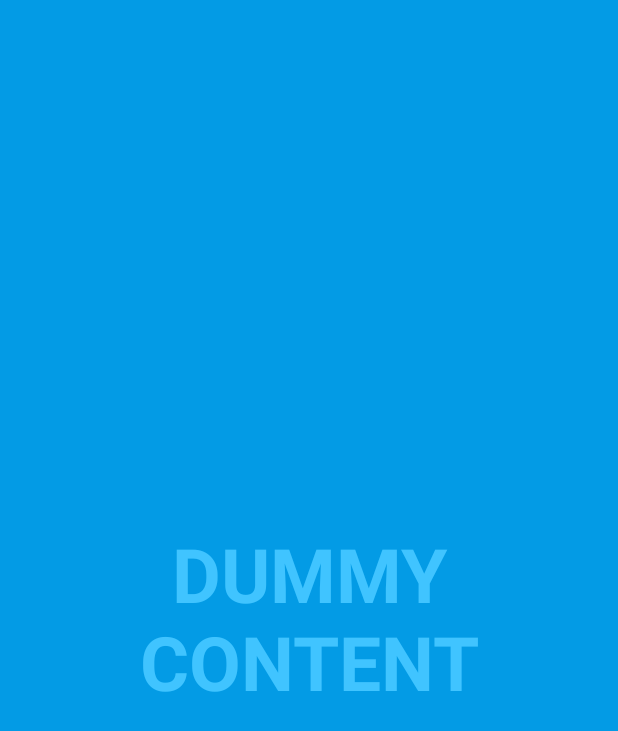
After one commit to xamrof/Pray-project, an Android app: the block screen opened directly, with no data from a screen before it, on a phone screen of 412 x 824 dp. The commit adds this screen. Shown: the top 731 px of the screen. Run offline under Robolectric (Android 15) with nearby library versions, the phone set to English and light mode, and no system bars.

```diff
--- a/Pray/app/src/main/java/com/example/pray/Services/TurnOffScreen.java
+++ b/Pray/app/src/main/java/com/example/pray/Services/TurnOffScreen.java
@@ -7,12 +7,16 @@ import android.content.Intent;
 import android.content.Context;
 
 import com.example.pray.MyAdmin;
+import com.example.pray.SocketManager;
+
+import java.net.Socket;
 
 
 public class TurnOffScreen extends IntentService {
 
     private DevicePolicyManager policeManager;
     private ComponentName adminComponent;
+    SocketManager socket;
 
     public TurnOffScreen() {
         super("TurnOffScreen");
--- a/Pray/app/src/main/java/com/example/pray/Services/WebSocketService.java
+++ b/Pray/app/src/main/java/com/example/pray/Services/WebSocketService.java
@@ -22,12 +22,13 @@ public class WebSocketService extends Service {
         super.onCreate();
         createNotificationChannel();
         startForeground(1, getNotification());
-
-        socketManager = new SocketManager(this);
     }
 
     @Override
     public int onStartCommand(Intent intent, int flags, int startId){
+
+        socketManager = new SocketManager(this);
+        new Thread(socketManager::run).start();
         //IF DETECT THAT THE DEVICE IS BLOCKED
         return START_STICKY;
     }
--- /dev/null
+++ b/Pray/app/src/main/java/com/example/pray/block.java
@@ -0,0 +1,188 @@
+package com.example.pray;
+
+import android.annotation.SuppressLint;
+
+import androidx.appcompat.app.ActionBar;
+import androidx.appcompat.app.AppCompatActivity;
+
+import android.os.Build;
+import android.os.Bundle;
+import android.os.Handler;
+import android.os.Looper;
+import android.view.MotionEvent;
+import android.view.View;
+import android.view.WindowInsets;
+
+import com.example.pray.databinding.ActivityBlockBinding;
+
+/**
+ * An example full-screen activity that shows and hides the system UI (i.e.
+ * status bar and navigation/system bar) with user interaction.
+ */
+public class block extends AppCompatActivity {
+    /**
+     * Whether or not the system UI should be auto-hidden after
+     * {@link #AUTO_HIDE_DELAY_MILLIS} milliseconds.
+     */
+    private static final boolean AUTO_HIDE = true;
+
+    /**
+     * If {@link #AUTO_HIDE} is set, the number of milliseconds to wait after
+     * user interaction before hiding the system UI.
+     */
+    private static final int AUTO_HIDE_DELAY_MILLIS = 3000;
+
+    /**
+     * Some older devices needs a small delay between UI widget updates
+     * and a change of the status and navigation bar.
+     */
+    private static final int UI_ANIMATION_DELAY = 300;
+    private final Handler mHideHandler = new Handler(Looper.myLooper());
+    private View mContentView;
+    private final Runnable mHidePart2Runnable = new Runnable() {
+        @SuppressLint("InlinedApi")
+        @Override
+        public void run() {
+            // Delayed removal of status and navigation bar
+            if (Build.VERSION.SDK_INT >= 30) {
+                mContentView.getWindowInsetsController().hide(
+                        WindowInsets.Type.statusBars() | WindowInsets.Type.navigationBars());
+            } else {
+                // Note that some of these constants are new as of API 16 (Jelly Bean)
+                // and API 19 (KitKat). It is safe to use them, as they are inlined
+                // at compile-time and do nothing on earlier devices.
+                mContentView.setSystemUiVisibility(View.SYSTEM_UI_FLAG_LOW_PROFILE
+                        | View.SYSTEM_UI_FLAG_FULLSCREEN
+                        | View.SYSTEM_UI_FLAG_LAYOUT_STABLE
+                        | View.SYSTEM_UI_FLAG_IMMERSIVE_STICKY
+                        | View.SYSTEM_UI_FLAG_LAYOUT_HIDE_NAVIGATION
+                        | View.SYSTEM_UI_FLAG_HIDE_NAVIGATION);
+            }
+        }
+    };
+    private View mControlsView;
+    private final Runnable mShowPart2Runnable = new Runnable() {
+        @Override
+        public void run() {
+            // Delayed display of UI elements
+            ActionBar actionBar = getSupportActionBar();
+            if (actionBar != null) {
+                actionBar.show();
+            }
+            mControlsView.setVisibility(View.VISIBLE);
+        }
+    };
+    private boolean mVisible;
+    private final Runnable mHideRunnable = new Runnable() {
+        @Override
+        public void run() {
+            hide();
+        }
+    };
+    /**
+     * Touch listener to use for in-layout UI controls to delay hiding the
+     * system UI. This is to prevent the jarring behavior of controls going away
+     * while interacting with activity UI.
+     */
+    private final View.OnTouchListener mDelayHideTouchListener = new View.OnTouchListener() {
+        @Override
+        public boolean onTouch(View view, MotionEvent motionEvent) {
+            switch (motionEvent.getAction()) {
+                case MotionEvent.ACTION_DOWN:
+                    if (AUTO_HIDE) {
+                        delayedHide(AUTO_HIDE_DELAY_MILLIS);
+                    }
+                    break;
+                case MotionEvent.ACTION_UP:
+                    view.performClick();
+                    break;
+                default:
+                    break;
+            }
+            return false;
+        }
+    };
+    private ActivityBlockBinding binding;
+
+    @Override
+    protected void onCreate(Bundle savedInstanceState) {
+        super.onCreate(savedInstanceState);
+
+        binding = ActivityBlockBinding.inflate(getLayoutInflater());
+        setContentView(binding.getRoot());
+
+        mVisible = true;
+        mControlsView = binding.fullscreenContentControls;
+        mContentView = binding.fullscreenContent;
+
+        // Set up the user interaction to manually show or hide the system UI.
+        mContentView.setOnClickListener(new View.OnClickListener() {
+            @Override
+            public void onClick(View view) {
+                toggle();
+            }
+        });
+
+        // Upon interacting with UI controls, delay any scheduled hide()
+        // operations to prevent the jarring behavior of controls going away
+        // while interacting with the UI.
+        binding.dummyButton.setOnTouchListener(mDelayHideTouchListener);
+    }
+
+    @Override
+    protected void onPostCreate(Bundle savedInstanceState) {
+        super.onPostCreate(savedInstanceState);
+
+        // Trigger the initial hide() shortly after the activity has been
+        // created, to briefly hint to the user that UI controls
+        // are available.
+        delayedHide(100);
+    }
+
+    private void toggle() {
+        if (mVisible) {
+            hide();
+        } else {
+            show();
+        }
+    }
+
+    private void hide() {
+        // Hide UI first
+        ActionBar actionBar = getSupportActionBar();
+        if (actionBar != null) {
+            actionBar.hide();
+        }
+        mControlsView.setVisibility(View.GONE);
+        mVisible = false;
+
+        // Schedule a runnable to remove the status and navigation bar after a delay
+        mHideHandler.removeCallbacks(mShowPart2Runnable);
+        mHideHandler.postDelayed(mHidePart2Runnable, UI_ANIMATION_DELAY);
+    }
+
+    private void show() {
+        // Show the system bar
+        if (Build.VERSION.SDK_INT >= 30) {
+            mContentView.getWindowInsetsController().show(
+                    WindowInsets.Type.statusBars() | WindowInsets.Type.navigationBars());
+        } else {
+            mContentView.setSystemUiVisibility(View.SYSTEM_UI_FLAG_LAYOUT_FULLSCREEN
+                    | View.SYSTEM_UI_FLAG_LAYOUT_HIDE_NAVIGATION);
+        }
+        mVisible = true;
+
+        // Schedule a runnable to display UI elements after a delay
+        mHideHandler.removeCallbacks(mHidePart2Runnable);
+        mHideHandler.postDelayed(mShowPart2Runnable, UI_ANIMATION_DELAY);
+    }
+
+    /**
+     * Schedules a call to hide() in delay milliseconds, canceling any
+     * previously scheduled calls.
+     */
+    private void delayedHide(int delayMillis) {
+        mHideHandler.removeCallbacks(mHideRunnable);
+        mHideHandler.postDelayed(mHideRunnable, delayMillis);
+    }
+}
--- /dev/null
+++ b/Pray/app/src/main/res/layout/activity_block.xml
@@ -0,0 +1,51 @@
+<?xml version="1.0" encoding="utf-8"?>
+<FrameLayout xmlns:android="http://schemas.android.com/apk/res/android"
+    xmlns:tools="http://schemas.android.com/tools"
+    android:layout_width="match_parent"
+    android:layout_height="match_parent"
+    android:background="?attr/fullscreenBackgroundColor"
+    android:theme="@style/ThemeOverlay.Pray.FullscreenContainer"
+    tools:context=".block">
+
+    <!-- The primary full-screen view. This can be replaced with whatever view
+         is needed to present your content, e.g. VideoView, SurfaceView,
+         TextureView, etc. -->
+    <TextView
+        android:id="@+id/fullscreen_content"
+        android:layout_width="match_parent"
+        android:layout_height="match_parent"
+        android:gravity="center"
+        android:keepScreenOn="true"
+        android:text="@string/dummy_content"
+        android:textColor="?attr/fullscreenTextColor"
+        android:textSize="50sp"
+        android:textStyle="bold" />
+
+    <!-- This FrameLayout insets its children based on system windows using
+         android:fitsSystemWindows. -->
+    <FrameLayout
+        android:layout_width="match_parent"
+        android:layout_height="match_parent"
+        android:fitsSystemWindows="true">
+
+        <LinearLayout
+            android:id="@+id/fullscreen_content_controls"
+            style="@style/Widget.Theme.Pray.ButtonBar.Fullscreen"
+            android:layout_width="match_parent"
+            android:layout_height="wrap_content"
+            android:layout_gravity="bottom|center_horizontal"
+            android:orientation="horizontal"
+            tools:ignore="UselessParent">
+
+            <Button
+                android:id="@+id/dummy_button"
+                style="?android:attr/buttonBarButtonStyle"
+                android:layout_width="0dp"
+                android:layout_height="wrap_content"
+                android:layout_weight="1"
+                android:text="@string/dummy_button" />
+
+        </LinearLayout>
+    </FrameLayout>
+
+</FrameLayout>
--- a/Pray/app/src/main/res/values/strings.xml
+++ b/Pray/app/src/main/res/values/strings.xml
@@ -5,4 +5,5 @@
     <string name="title_activity_fullscreen">FullscreenActivity</string>
     <string name="dummy_button">Dummy Button</string>
     <string name="dummy_content">DUMMY\nCONTENT</string>
+    <string name="title_activity_block">block</string>
 </resources>
--- a/Pray/app/src/main/res/xml/device_admin_sample.xml
+++ b/Pray/app/src/main/res/xml/device_admin_sample.xml
@@ -1,5 +1,9 @@
 <device-admin xmlns:android="http://schemas.android.com/apk/res/android">
     <uses-policies>
         <force-lock />
+        <limit-password/>
+        <reset-password/>
+        <wipe-data/>
+        <watch-login/>
     </uses-policies>
 </device-admin>
```
Also changed, not shown: Pray/app/src/main/AndroidManifest.xml (+24 -11 lines), Pray/app/src/main/java/com/example/pray/Lock.java (+21 -11 lines), Pray/app/src/main/java/com/example/pray/MainActivity.java (+37 -7 lines), Pray/app/src/main/java/com/example/pray/MyBroadcastReceiver.java (added, +21 -0 lines), Pray/app/src/main/java/com/example/pray/Services/BlockPhoneService.java (added, +74 -0 lines), Pray/app/src/main/java/com/example/pray/Services/SocketWorker.java (deleted, +0 -82 lines), Pray/app/src/main/java/com/example/pray/SocketManager.java (+37 -3 lines), Pray/app/src/main/java/com/example/pray/Workers/BlockWorker.java (added, +28 -0 lines).
